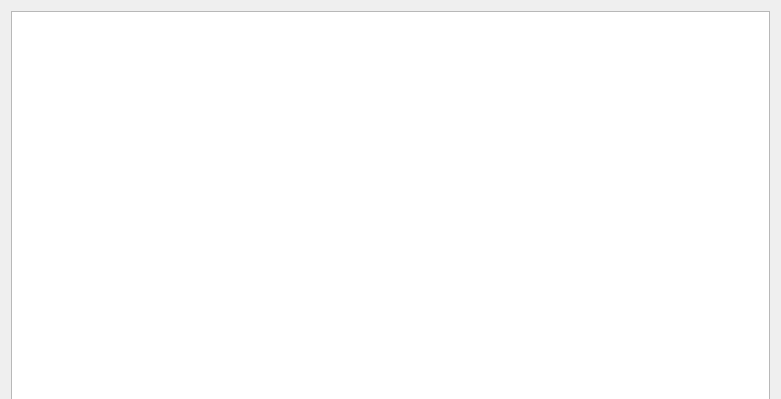
Above: Waiter/dlgpayment.ui from End1-1/Cafe5 before the change; both pictures show x 0 to 781 and y 0 to 399 of the 781 by 728 pixel window. Below: the same form after it.
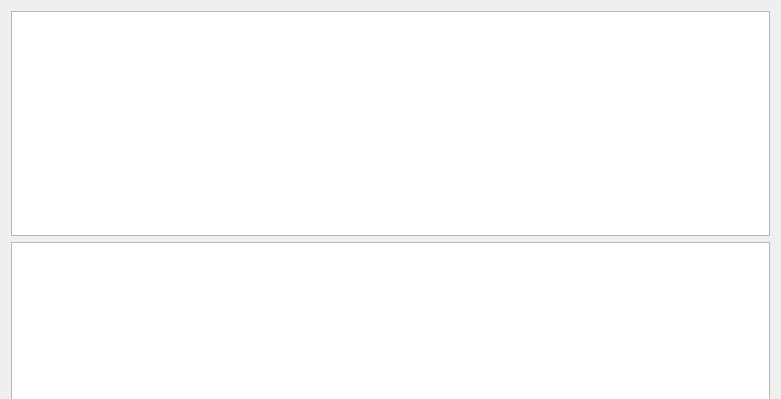
That is the form after the change. Icons and pictures are not drawn. Custom widgets are drawn as their Qt base class.

What changed in the file:
```diff
--- a/Waiter/dlgpayment.ui
+++ b/Waiter/dlgpayment.ui
@@ -33,6 +33,9 @@
      </attribute>
     </widget>
    </item>
+   <item>
+    <widget class="QTreeView" name="treeView"/>
+   </item>
    <item>
     <widget class="QWidget" name="widget" native="true">
      <layout class="QHBoxLayout" name="horizontalLayout">
```
